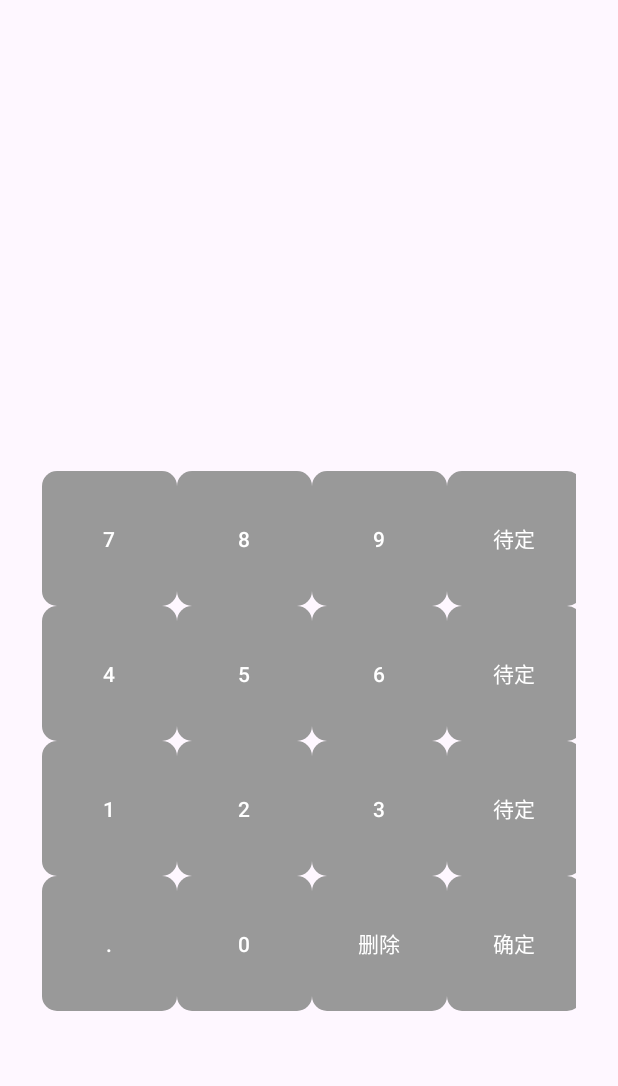
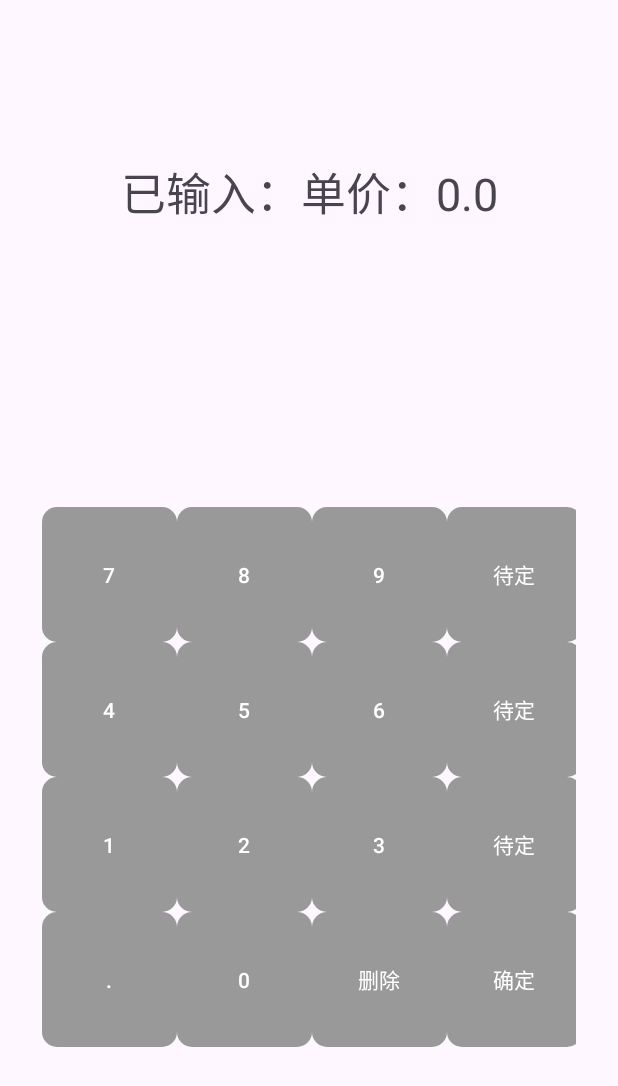
Before and after one commit to S1nkk/Tallybook, an Android app: the screen it shows after launch (MainActivity), after a tap on "确定", on a phone screen of 412 x 824 dp. Shown: the top 1086 px of the screen. Run offline under Robolectric (Android 15) with nearby library versions, the phone set to English and light mode, and no system bars; 1 statement that could not run was skipped.

Commit message:
Merge remote-tracking branch 'github/master'

```diff
--- a/app/src/main/java/com/example/tallybook/MainActivity.java
+++ b/app/src/main/java/com/example/tallybook/MainActivity.java
@@ -22,7 +22,7 @@ public class MainActivity extends AppCompatActivity {
         //初始化文字
         TextView mainView = findViewById(R.id.tempView);
         TextView SecnView = findViewById(R.id.SecView);
-
+        TextView tempV = findViewById(R.id.BeforeVIew);
         //变量定义
 
 
@@ -119,18 +119,23 @@ public class MainActivity extends AppCompatActivity {
                 {
                     num = fake_num;
                     fake_num=0;
+                    tempV.append("已输入：数量："+num);
+
                 }
                 else if (fake_num<5)
                 {
                     price = fake_num;
                     fake_num=0;
+                    tempV.append("已输入：单价："+price);
                 }
 
                 if(num!=0&&price!=0)
                 {
-                    SecnView.setText("单价："+price+"数量："+num+"当日总价："+price*num);
+                    SecnView.setText("单价："+price+"\n数量："+num+"\n当日总价："+price*num);
                     num = 0;
                     price = 0;
+
+                    tempV.setText("");
                 }
                 mainView.setText("");
             }
--- a/app/src/main/res/layout/activity_main.xml
+++ b/app/src/main/res/layout/activity_main.xml
@@ -20,7 +20,7 @@
             android:id="@+id/tempView"
             android:layout_width="360dp"
             android:layout_height="50dp"
-            android:layout_marginTop="56dp"
+
             android:textAlignment="center"
             android:textSize="30sp" />
 
@@ -36,9 +36,10 @@
         <TextView
             android:textAlignment="center"
             android:id="@+id/SecView"
-            android:layout_width="wrap_content"
-            android:layout_height="wrap_content"
+            android:layout_width="360dp"
+            android:layout_height="180dp"
             android:height="100dp"
+            android:textSize="30sp"
             />
 
         <GridLayout
```
